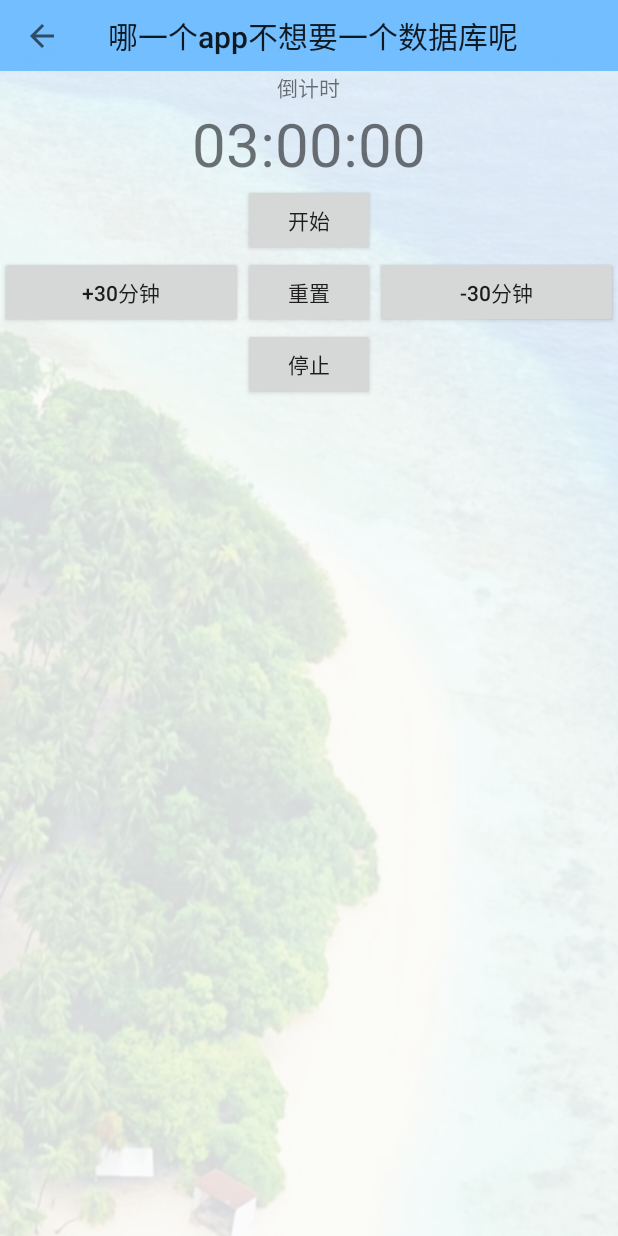
After one commit to shadowxiehao/android_homework, an Android app: the Work7Activity screen opened directly, with no data from a screen before it, on a phone screen of 412 x 824 dp. The commit adds this screen. Run offline under Robolectric (Android 15) with nearby library versions, the phone set to English and light mode, and no system bars.

Commit message:
增加了第7次作业,通过广播形式完成简单的倒计时功能

```diff
--- a/app/src/main/res/layout/work4.xml
+++ b/app/src/main/res/layout/work4_6.xml
@@ -5,7 +5,7 @@
     android:id="@+id/container"
     android:layout_width="match_parent"
     android:layout_height="match_parent"
-    tools:context=".Work4Activity"
+    tools:context=".Work4_6Activity"
 
     >
 
--- /dev/null
+++ b/app/src/main/res/layout/work7.xml
@@ -0,0 +1,99 @@
+<?xml version="1.0" encoding="utf-8"?>
+<FrameLayout xmlns:android="http://schemas.android.com/apk/res/android"
+    xmlns:app="http://schemas.android.com/apk/res-auto"
+    xmlns:tools="http://schemas.android.com/tools"
+    android:id="@+id/container"
+    android:layout_width="match_parent"
+    android:layout_height="match_parent"
+    tools:context=".Work7Activity"
+
+    >
+
+    <LinearLayout
+        android:id="@+id/linearLayout5"
+        android:layout_width="wrap_content"
+        android:layout_height="wrap_content"
+        android:background="@drawable/colors"
+        android:orientation="vertical">
+
+        <androidx.appcompat.widget.Toolbar
+            android:id="@+id/toolbar7"
+            android:layout_width="match_parent"
+            android:layout_height="47dp"
+            android:background="#DD63B8FF"
+            app:collapseIcon="@android:drawable/btn_radio"
+
+            app:collapsedTitleGravity="center"
+
+            app:navigationIcon="?attr/actionModeCloseDrawable"
+            app:popupTheme="@style/AppTheme.PopupOverlay"
+            app:title="哪一个app不想要一个数据库呢" />
+
+        <TextView
+            android:id="@+id/tvTitle"
+            android:layout_width="wrap_content"
+            android:layout_height="wrap_content"
+            android:layout_gravity="center"
+            android:text="倒计时" />
+
+        <TextView
+            android:id="@+id/tvClock"
+            android:layout_width="wrap_content"
+            android:layout_height="wrap_content"
+            android:layout_gravity="center"
+            android:text="03:00:00"
+            android:textSize="40sp" />
+
+        <Button
+            android:id="@+id/btStart"
+            android:layout_width="wrap_content"
+            android:layout_height="wrap_content"
+            android:layout_gravity="center"
+            android:onClick="restart"
+            android:text="开始" />
+
+        <LinearLayout
+            android:layout_width="match_parent"
+            android:layout_height="match_parent"
+            android:gravity="center"
+            android:orientation="horizontal">
+
+            <Button
+                android:id="@+id/btAdd30"
+                android:layout_width="wrap_content"
+                android:layout_height="wrap_content"
+                android:layout_gravity="center"
+                android:layout_weight="1"
+                android:onClick="add30"
+                android:text="+30分钟" />
+
+            <Button
+                android:id="@+id/btReset"
+                android:layout_width="wrap_content"
+                android:layout_height="wrap_content"
+                android:layout_gravity="center"
+                android:onClick="reset"
+                android:text="重置" />
+
+            <Button
+                android:id="@+id/btMinus30"
+                android:layout_width="wrap_content"
+                android:layout_height="wrap_content"
+                android:layout_gravity="center"
+                android:layout_weight="1"
+                android:onClick="minus30"
+                android:text="-30分钟" />
+
+        </LinearLayout>
+
+        <Button
+            android:id="@+id/btStop"
+            android:layout_width="wrap_content"
+            android:layout_height="wrap_content"
+            android:layout_gravity="center"
+            android:onClick="pause"
+            android:text="停止" />
+
+    </LinearLayout>
+
+</FrameLayout>
--- a/build.gradle
+++ b/build.gradle
@@ -7,7 +7,7 @@ buildscript {
 
     }
     dependencies {
-        classpath 'com.android.tools.build:gradle:3.5.3'
+        classpath 'com.android.tools.build:gradle:3.6.2'
 
         // NOTE: Do not place your application dependencies here; they belong
         // in the individual module build.gradle files
```
Also changed, not shown: app/src/main/AndroidManifest.xml (+7 -1 lines), app/src/main/java/Service/ClockService.java (added, +90 -0 lines), app/src/main/java/com/example/myapplication/MainActivity.java (+8 -3 lines), app/src/main/java/com/example/myapplication/Work4_6Activity.java (renamed from app/src/main/java/com/example/myapplication/Work4Activity.java, +27 -33 lines), app/src/main/java/com/example/myapplication/Work7Activity.java (added, +134 -0 lines), app/src/main/res/layout/activity_main.xml (+9 -0 lines), gradle/wrapper/gradle-wrapper.properties.
